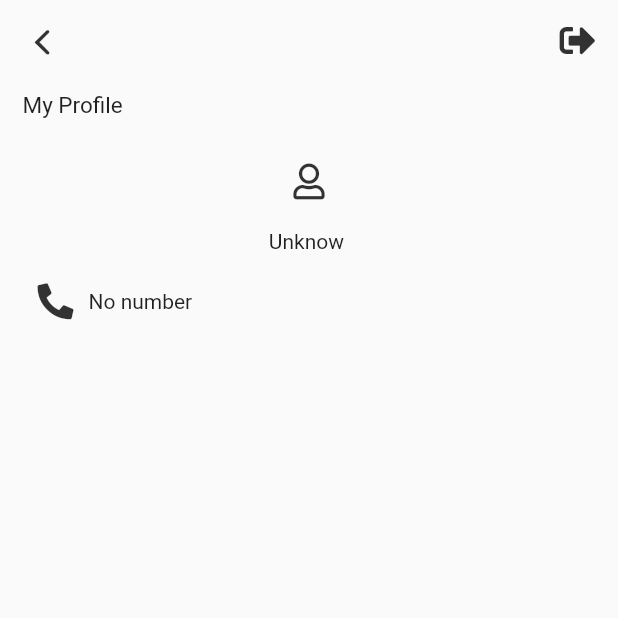
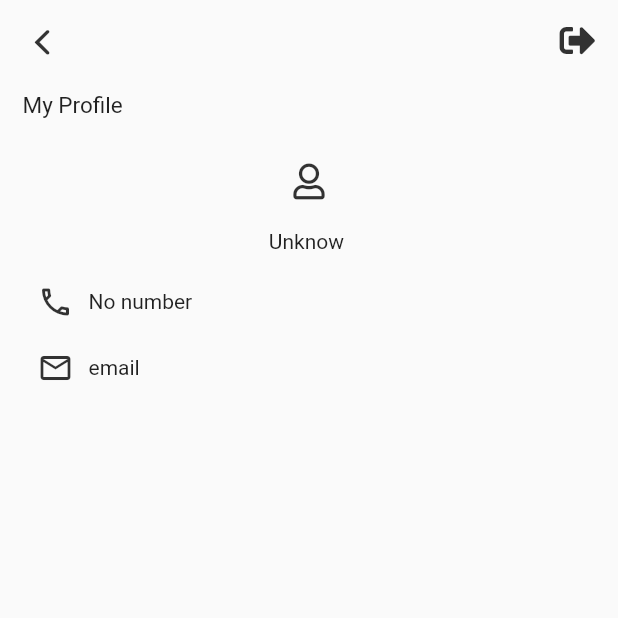
Before and after one commit to frnikho/GrowApp, a Flutter app: the UserScreen screen opened by its route, on a phone screen of 412 x 824 dp, the top half of it. Run offline on Flutter 3.47's test engine with Material 2 defaults, Android fonts, the phone set to English and light mode, and no system bars; our stand-ins replace font_awesome_flutter, google_fonts, outline_material_icons, shared_preferences; accounts and stored records are empty.

Commit message:
set default device orientation, add email filed into user screen and implement url_launcher

```diff
--- a/lib/models/app_data.dart
+++ b/lib/models/app_data.dart
@@ -5,6 +5,8 @@ import 'package:growapp/models/article.dart';
 import 'package:growapp/models/user.dart';
 
 import 'package:http/http.dart' as http;
+
+const String ip = "192.168.0.26";
 
 class AppData extends ChangeNotifier {
 
@@ -17,7 +19,7 @@ class AppData extends ChangeNotifier {
   }
 
   Future<List<Article>> loadSuggestionArticles() async {
-    http.Response response = await http.get('http://192.168.1.16:3030/articles/suggestion');
+    http.Response response = await http.get('http://$ip:3030/articles/suggestion');
     List<dynamic> json = jsonDecode(response.body);
     List<Article> article = [];
     json.forEach((element) {
@@ -28,7 +30,7 @@ class AppData extends ChangeNotifier {
   }
 
   Future<List<Article>> loadArticles() async {
-    http.Response response = await http.get('http://192.168.1.16:3030/articles');
+    http.Response response = await http.get('http://$ip:3030/articles');
     List<dynamic> json = jsonDecode(response.body);
     List<Article> article = [];
     json.forEach((element) {
--- a/lib/models/article.dart
+++ b/lib/models/article.dart
@@ -1,6 +1,8 @@
 import 'package:flutter/cupertino.dart';
 import 'package:flutter/material.dart';
 import 'package:growapp/models/article_type.dart';
+
+const String ip = "192.168.0.26";
 
 class Article {
   String _id = "00000-00000";
@@ -38,7 +40,7 @@ class Article {
       Colors.blueAccent,
       DateTime.parse(json['created_at']),
       DateTime.parse(json['updated_at']),
-      "http://192.168.1.16:3030" + json['image_url']
+      "http://$ip:3030" + json['image_url']
     );
   }
 
--- a/lib/screens/user_screen.dart
+++ b/lib/screens/user_screen.dart
@@ -4,7 +4,9 @@ import 'package:font_awesome_flutter/font_awesome_flutter.dart';
 import 'package:growapp/models/app_data.dart';
 import 'package:growapp/screens/login_screen.dart';
 import 'package:growapp/widgets/store_bottom_navigation_bar.dart';
+import 'package:outline_material_icons/outline_material_icons.dart';
 import 'package:provider/provider.dart';
+import 'package:url_launcher/url_launcher.dart';
 
 class UserScreen extends StatelessWidget {
 
@@ -81,12 +83,38 @@ class UserScreen extends StatelessWidget {
                           ),
                           Container(
                             padding: EdgeInsets.symmetric(horizontal: 10, vertical: 20),
-                            child: Row(
-                              children: [
-                                Icon(FontAwesomeIcons.phoneAlt, color: primary),
-                                SizedBox(width: 10),
-                                Text('${data.user.phone}'),
-                              ],
+                            child: GestureDetector(
+                              onTap: () async{
+                                String uri = "tel:${data.user.phone}";
+                                if (await canLaunch(uri)) {
+                                  await launch(uri);
+                                }
+                              },
+                              child: Row(
+                                children: [
+                                  Icon(OMIcons.phone, color: primary),
+                                  SizedBox(width: 10),
+                                  Text('${data.user.phone}'),
+                                ],
+                              ),
+                            ),
+                          ),
+                          Container(
+                            padding: EdgeInsets.symmetric(horizontal: 10, vertical: 0),
+                            child: GestureDetector(
+                              onTap: () async {
+                                String uri = "mailto:${data.user.email}";
+                                if (await canLaunch(uri)) {
+                                  await launch(uri);
+                                }
+                              },
+                              child: Row(
+                                children: <Widget>[
+                                  Icon(OMIcons.email, color: primary),
+                                  SizedBox(width: 10),
+                                  Text('${data.user.email}'),
+                                ],
+                              ),
                             ),
                           ),
                         ],
--- a/pubspec.yaml
+++ b/pubspec.yaml
@@ -17,6 +17,7 @@ dependencies:
   google_fonts: ^1.1.0
   shared_preferences: ^0.5.8
   animations: ^1.1.1
+  url_launcher: ^5.5.0
 dev_dependencies:
   flutter_test:
     sdk: flutter
```
Also changed, not shown: lib/main.dart (+11 -2 lines), lib/models/user.dart (+6 -4 lines), pubspec.lock, 1 other file.
